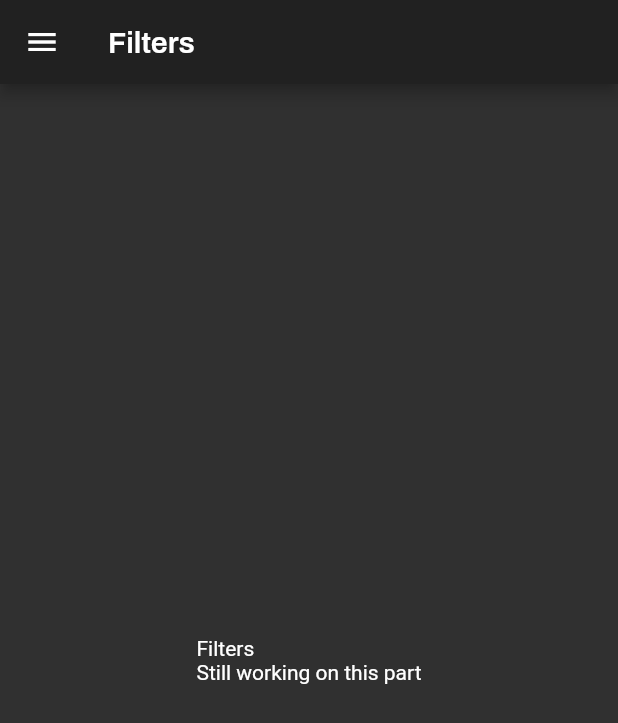
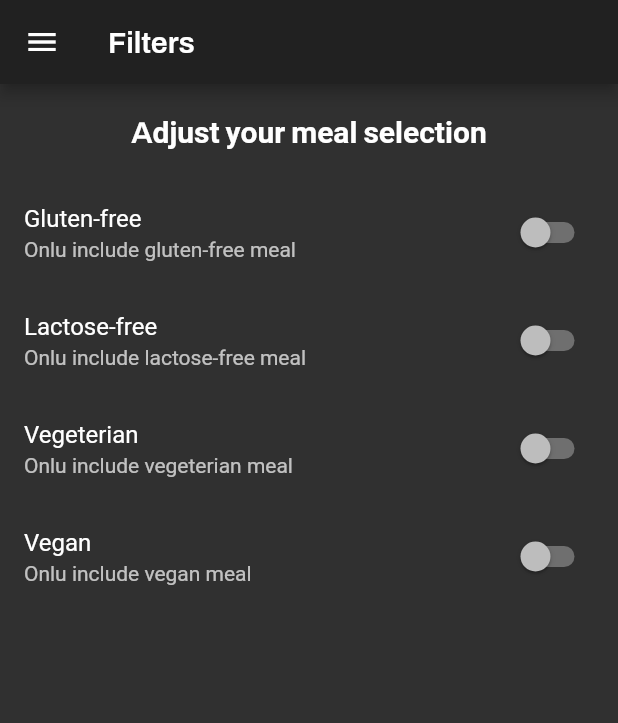
Before and after one commit to davidaodejobi/Flutter-and-Dart-Course, a Flutter app: the FiltersScreen screen opened by its route, on a phone screen of 412 x 824 dp. Shown: the top 723 px of the screen. Run offline on Flutter 3.47's test engine with Material 2 defaults, Android fonts, the phone set to English and light mode, and no system bars; our stand-ins replace google_fonts; Roboto replaces fonts that are missing (Lancelot).

Commit message:
added switch list tile to filter the meals

```diff
--- a/meal_app/lib/screens/filters_screen.dart
+++ b/meal_app/lib/screens/filters_screen.dart
@@ -2,11 +2,20 @@ import 'package:flutter/material.dart';
 
 import '/widgets/main_drawer.dart';
 
-class FiltersScreen extends StatelessWidget {
+class FiltersScreen extends StatefulWidget {
   const FiltersScreen({Key? key}) : super(key: key);
 
   static const routeName = '/filters';
 
+  @override
+  State<FiltersScreen> createState() => _FiltersScreenState();
+}
+
+class _FiltersScreenState extends State<FiltersScreen> {
+  var _glutenFree = false;
+  var _vegetarian = false;
+  var _vegan = false;
+  var _lactoseFree = false;
   @override
   Widget build(BuildContext context) {
     return Scaffold(
@@ -14,9 +23,60 @@ class FiltersScreen extends StatelessWidget {
         title: const Text('Filters'),
       ),
       drawer: const MainDrawer(),
-      body: const Center(
-        child: Text('Filters\nStill working on this part'),
+      body: Column(
+        children: [
+          Container(
+            padding: const EdgeInsets.all(20),
+            child: Text(
+              'Adjust your meal selection',
+              style: Theme.of(context).textTheme.headline6,
+            ),
+          ),
+          Expanded(
+            child: ListView(
+              children: [
+                buildSwitchListTile(
+                    'Gluten-free', 'Onlu include gluten-free meal',
+                    currentValue: _glutenFree, updateValue: (value) {
+                  setState(() {
+                    _glutenFree = value;
+                  });
+                }),
+                buildSwitchListTile(
+                    'Lactose-free', 'Onlu include lactose-free meal',
+                    currentValue: _lactoseFree, updateValue: (value) {
+                  setState(() {
+                    _lactoseFree = value;
+                  });
+                }),
+                buildSwitchListTile(
+                    'Vegeterian', 'Onlu include vegeterian meal',
+                    currentValue: _vegetarian, updateValue: (value) {
+                  setState(() {
+                    _vegetarian = value;
+                  });
+                }),
+                buildSwitchListTile('Vegan', 'Onlu include vegan meal',
+                    currentValue: _vegan, updateValue: (value) {
+                  setState(() {
+                    _vegan = value;
+                  });
+                }),
+              ],
+            ),
+          ),
+        ],
       ),
     );
   }
+
+  SwitchListTile buildSwitchListTile(String title, String description,
+      {bool? currentValue, ValueChanged<bool>? updateValue}) {
+    return SwitchListTile(
+      title: Text(title),
+      value: currentValue!,
+      subtitle: Text(description),
+      onChanged: updateValue,
+    );
+  }
 }
```
